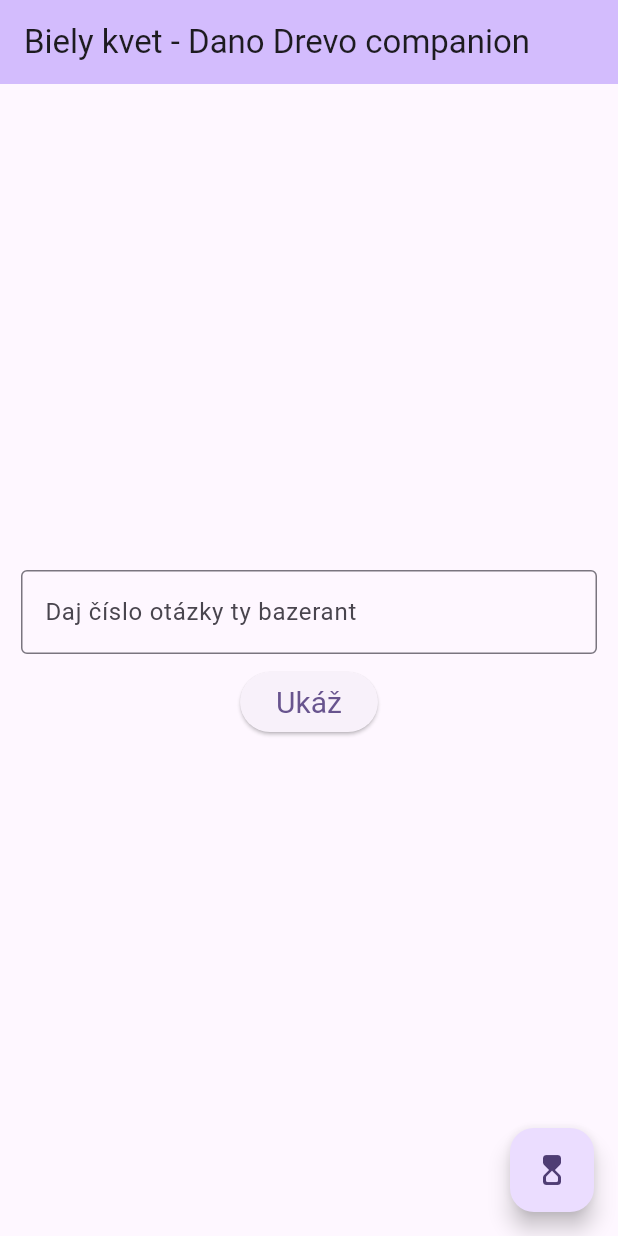
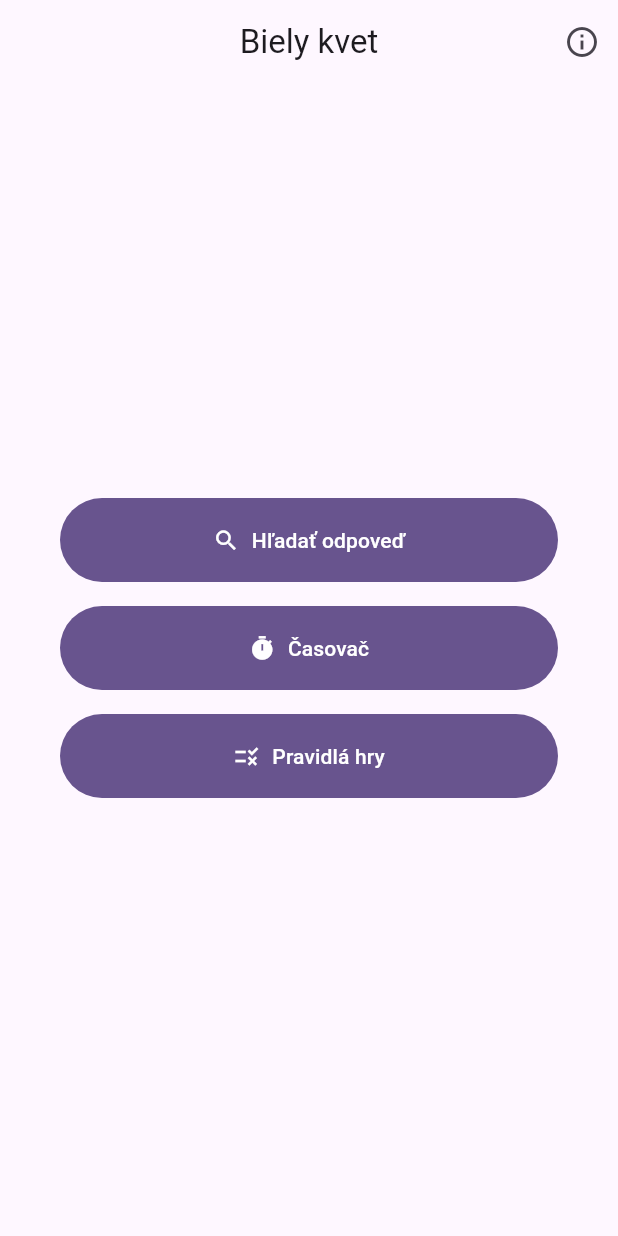
Before and after one commit to dudakp/biely_kvet, a Flutter app: the screen it shows after launch, on a phone screen of 412 x 824 dp. Run offline on Flutter 3.47's test engine with Material 3 defaults, Android fonts, the phone set to English and light mode, and no system bars; missing offline and left inert: adaptive_widgets_flutter.

Commit message:
feat: app folder structure

```diff
--- /dev/null
+++ b/lib/config/app_theme.dart
@@ -0,0 +1,16 @@
+import 'package:flutter/material.dart';
+
+class AppTheme {
+  static ThemeData lightTheme = ThemeData(
+    colorScheme: ColorScheme.fromSeed(seedColor: Colors.deepPurple),
+    useMaterial3: true,
+  );
+
+  static ThemeData darkTheme = ThemeData(
+    colorScheme: ColorScheme.fromSeed(
+      seedColor: Colors.deepPurple,
+      brightness: Brightness.dark,
+    ),
+    useMaterial3: true,
+  );
+}
--- /dev/null
+++ b/lib/config/routes.dart
@@ -0,0 +1,19 @@
+import 'package:flutter/material.dart';
+import '../domain/home/home_screen.dart';
+import '../domain/answers/answer_screen.dart';
+import '../domain/timer/timer_screen.dart';
+import '../domain/rules/rules_screen.dart';
+
+class Routes {
+  static const home = '/';
+  static const answers = '/answers';
+  static const timer = '/timer';
+  static const rules = '/rules';
+
+  static Map<String, WidgetBuilder> all = {
+    home: (_) => const HomeScreen(),
+    answers: (_) => const AnswerScreen(),
+    timer: (_) => const TimerScreen(),
+    rules: (_) => const RulesScreen(),
+  };
+}
--- /dev/null
+++ b/lib/domain/home/home_screen.dart
@@ -0,0 +1,89 @@
+import 'package:flutter/material.dart';
+import 'package:adaptive_widgets_flutter/adaptive_widgets.dart';
+import '../../config/routes.dart';
+
+class HomeScreen extends StatelessWidget {
+  const HomeScreen({super.key});
+
+  Future<void> _showInfoDialog(BuildContext context) {
+    return AdaptiveWidgets.showDialog(
+      context,
+      title: 'Biely kvet',
+      content: 'Dano Drevo companion app.\n\nVyber si, čo chceš robiť, ty bazerant.',
+      actionButtons: [
+        AdaptiveDialogButtonBuilder(
+          text: 'OK',
+          onPressed: (ctx) => Navigator.of(ctx).pop(),
+        ),
+      ],
+    );
+  }
+
+  Widget _menuButton({
+    required BuildContext context,
+    required IconData icon,
+    required String label,
+    required String route,
+  }) {
+    return Padding(
+      padding: const EdgeInsets.only(bottom: 16),
+      child: FilledButton.icon(
+        onPressed: () => Navigator.pushNamed(context, route),
+        icon: Icon(icon),
+        label: Text(label),
+        style: FilledButton.styleFrom(
+          padding: const EdgeInsets.symmetric(vertical: 18),
+        ),
+      ),
+    );
+  }
+
+  @override
+  Widget build(BuildContext context) {
+    return Scaffold(
+      appBar: AppBar(
+        title: const Text('Biely kvet'),
+        centerTitle: true,
+        actions: [
+          IconButton(
+            icon: const Icon(Icons.info_outline),
+            tooltip: 'Info',
+            onPressed: () => _showInfoDialog(context),
+          ),
+        ],
+      ),
+      body: Center(
+        child: ConstrainedBox(
+          constraints: const BoxConstraints(maxWidth: 380),
+          child: Padding(
+            padding: const EdgeInsets.all(24),
+            child: Column(
+              mainAxisSize: MainAxisSize.min,
+              crossAxisAlignment: CrossAxisAlignment.stretch,
+              children: [
+                _menuButton(
+                  context: context,
+                  icon: Icons.search,
+                  label: 'Hľadať odpoveď',
+                  route: Routes.answers,
+                ),
+                _menuButton(
+                  context: context,
+                  icon: Icons.timer,
+                  label: 'Časovač',
+                  route: Routes.timer,
+                ),
+                _menuButton(
+                  context: context,
+                  icon: Icons.rule,
+                  label: 'Pravidlá hry',
+                  route: Routes.rules,
+                ),
+              ],
+            ),
+          ),
+        ),
+      ),
+    );
+  }
+}
--- a/lib/main.dart
+++ b/lib/main.dart
@@ -1,91 +1,24 @@
 import 'package:flutter/material.dart';
-import 'package:flutter/services.dart';
+import 'config/app_theme.dart';
+import 'config/routes.dart';
 
 void main() {
-  runApp(const MyApp());
+  runApp(const BielyKvetApp());
 }
 
-class MyApp extends StatelessWidget {
-  const MyApp({super.key});
+class BielyKvetApp extends StatelessWidget {
+  const BielyKvetApp({super.key});
 
   @override
   Widget build(BuildContext context) {
     return MaterialApp(
       title: 'Biely kvet',
-      theme: ThemeData(colorScheme: .fromSeed(seedColor: Colors.deepPurple)),
-      home: const MyHomePage(title: 'Biely kvet - Dano Drevo companion'),
+      debugShowCheckedModeBanner: false,
+      theme: AppTheme.lightTheme,
+      darkTheme: AppTheme.darkTheme,
+      themeMode: ThemeMode.system,
+      initialRoute: Routes.home,
+      routes: Routes.all,
     );
   }
 }
-
-class MyHomePage extends StatefulWidget {
-  const MyHomePage({super.key, required this.title});
-
-  final String title;
-
-  @override
-  State<MyHomePage> createState() => _MyHomePageState();
-}
-
-class _MyHomePageState extends State<MyHomePage> {
-  @override
-  Widget build(BuildContext context) {
-    return Scaffold(
-      appBar: AppBar(
-        backgroundColor: Theme.of(context).colorScheme.inversePrimary,
-        title: Text(widget.title),
-      ),
-      body: Center(
-        child: Column(
-          mainAxisAlignment: .center,
-          children: [
-            Padding(
-              padding: EdgeInsets.fromLTRB(14, 0, 14, 0),
-              child: TextField(
-                keyboardType: TextInputType.number,
-                inputFormatters: <TextInputFormatter>[
-                  FilteringTextInputFormatter.digitsOnly,
-                ],
-                decoration: const InputDecoration(
-                  border: OutlineInputBorder(),
-                  labelText: 'Daj číslo otázky ty bazerant',
-                ),
-              ),
-            ),
-            Padding(
-              padding: const EdgeInsets.all(8.0),
-              child: ElevatedButton(
-                style: ElevatedButton.styleFrom(
-                  textStyle: const TextStyle(fontSize: 20),
-                ),
-                child: const Text('Ukáž'),
-                onPressed: () {
-                  showModalBottomSheet<void>(
-                    context: context,
-                    builder: (BuildContext context) {
-                      return SizedBox(
-                        height: 200,
-                        child: Center(
-                          child: Column(
-                            mainAxisAlignment: MainAxisAlignment.center,
-                            mainAxisSize: MainAxisSize.min,
-                            children: <Widget>[const Text('Si bazerant')],
-                          ),
-                        ),
-                      );
-                    },
-                  );
-                },
-              ),
-            ),
-          ],
-        ),
-      ),
-      floatingActionButton: FloatingActionButton(
-        onPressed: () {},
-        tooltip: 'Spusti časovač',
-        child: const Icon(Icons.hourglass_top_rounded),
-      ),
-    );
-  }
-}
--- a/pubspec.yaml
+++ b/pubspec.yaml
@@ -34,6 +34,7 @@ dependencies:
   # The following adds the Cupertino Icons font to your application.
   # Use with the CupertinoIcons class for iOS style icons.
   cupertino_icons: ^1.0.8
+  adaptive_widgets_flutter: ^0.1.6
 
 dev_dependencies:
   flutter_test:
```
Also changed, not shown: lib/domain/answers/answer_screen.dart (added, +94 -0 lines), lib/domain/rules/rules_screen.dart (added, +128 -0 lines), lib/domain/timer/timer_screen.dart (added, +216 -0 lines), .github/workflows/pr.yaml, 6 other files.
